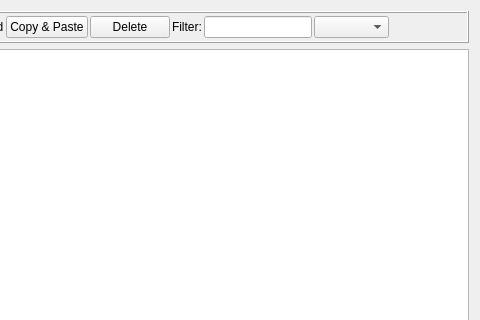
First picture: the form in src/Applications/BrickMoneyDesktop/src/LegSetTableView.ui, repository tlaemmlein/BrickMoney, before the edit; both pictures show x 293 to 773 and y 0 to 320 of the 773 by 484 pixel window.
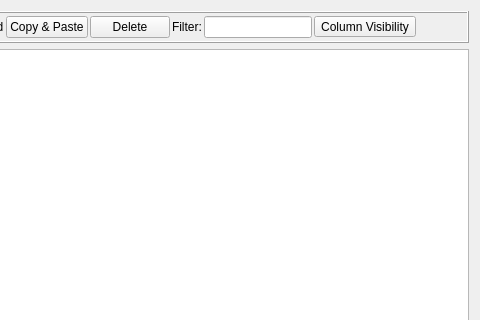
Second picture: the form after the edit.

Commit message: A QToolButton is perfect for column visibility.

Diff of the .ui file:
```diff
--- a/src/Applications/BrickMoneyDesktop/src/LegSetTableView.ui
+++ b/src/Applications/BrickMoneyDesktop/src/LegSetTableView.ui
@@ -122,12 +122,9 @@
        </widget>
       </item>
       <item>
-       <widget class="QComboBox" name="colVisibilityComboBox">
-        <property name="sizePolicy">
-         <sizepolicy hsizetype="MinimumExpanding" vsizetype="Fixed">
-          <horstretch>0</horstretch>
-          <verstretch>0</verstretch>
-         </sizepolicy>
+       <widget class="QToolButton" name="colVisibilityToolButton">
+        <property name="text">
+         <string>Column Visibility</string>
         </property>
        </widget>
       </item>
```
The commit also changes 1 other file.
